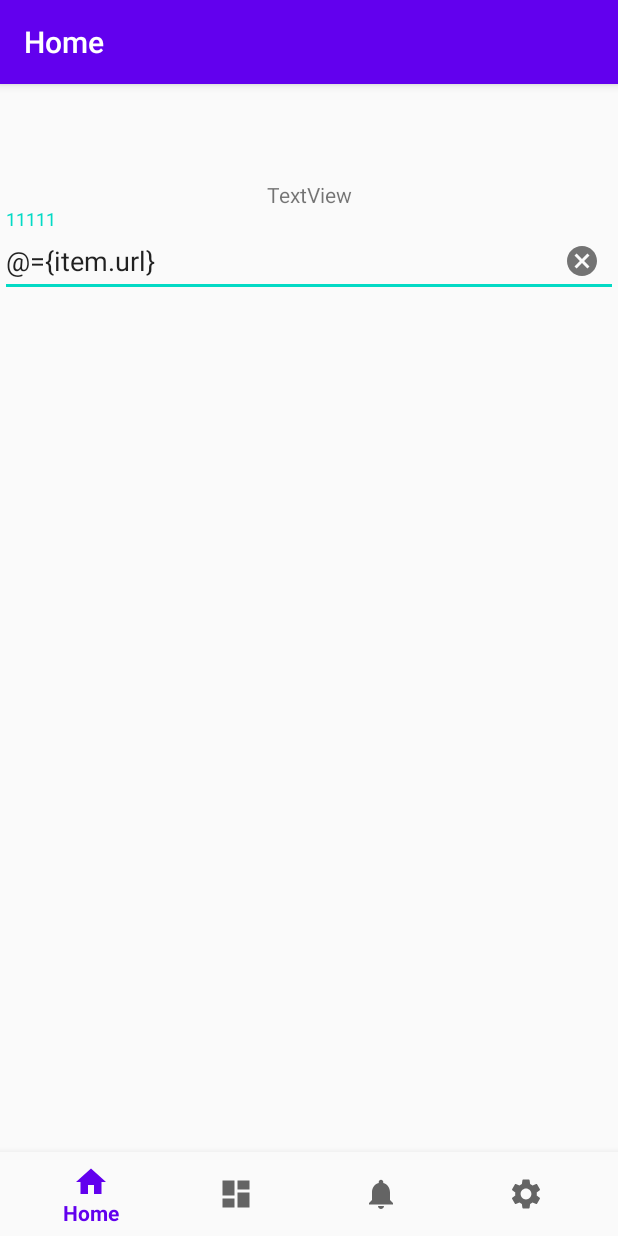
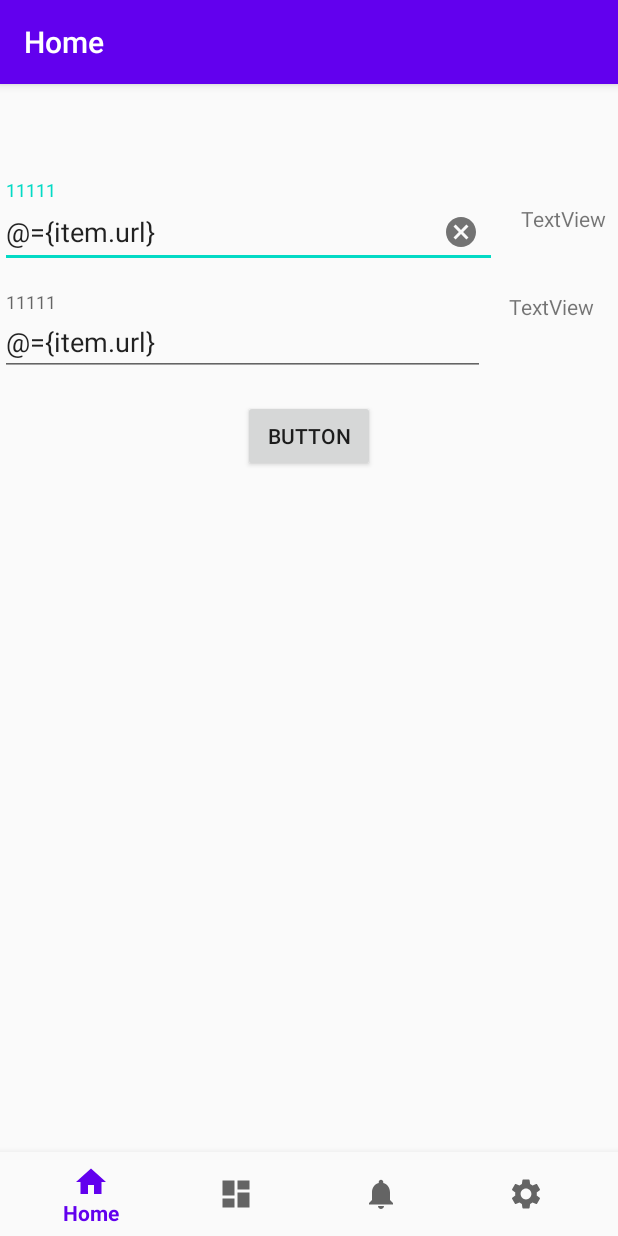
Before and after one commit to Diy2210/EasyFuelCalc, an Android app: the screen it shows after launch (MenuActivity), on a phone screen of 412 x 824 dp. Run offline under Robolectric (Android 15) with nearby library versions, the phone set to English and light mode, and no system bars; our stand-ins replace navigation-ui; 3 statements that could not run were skipped.

Commit message:
add helper fuel calc class; add ui from average fuel fragment;

```diff
--- a/app/build.gradle
+++ b/app/build.gradle
@@ -1,6 +1,7 @@
 apply plugin: 'com.android.application'
 apply plugin: 'kotlin-android'
 apply plugin: 'kotlin-android-extensions'
+apply plugin: 'kotlin-kapt'
 
 android {
     compileSdkVersion 30
@@ -29,6 +30,9 @@ android {
     kotlinOptions {
         jvmTarget = '1.8'
     }
+    buildFeatures {
+        dataBinding true
+    }
 }
 
 dependencies {
--- /dev/null
+++ b/app/src/main/java/net/multipul/easyfuelcalc/FuelCalcHelper.kt
@@ -0,0 +1,27 @@
+package net.multipul.easyfuelcalc
+
+import kotlin.properties.Delegates
+
+class FuelCalcHelper {
+
+    var resFuel by Delegates.notNull<Int>()
+    var resCostTravel by Delegates.notNull<Int>()
+    var resDistance by Delegates.notNull<Int>()
+    var resCostDistance by Delegates.notNull<Int>()
+
+    fun averageFuel(fuel: Int, distance: Int) {
+        resFuel = fuel * 100 / distance
+    }
+
+    fun costTravel(fuel: Int, distance: Int, average: Int) {
+        resCostTravel = average * 100 / distance
+    }
+
+    fun howMachFuel(average: Int, fuel: Int) {
+        resDistance = fuel / average * 100
+    }
+
+    fun costDistance(average: Int, cost: Int) {
+        resCostDistance = average * cost / 100
+    }
+}
--- a/app/src/main/java/net/multipul/easyfuelcalc/ui/home/HomeFragment.kt
+++ b/app/src/main/java/net/multipul/easyfuelcalc/ui/home/HomeFragment.kt
@@ -4,15 +4,20 @@ import android.os.Bundle
 import android.view.LayoutInflater
 import android.view.View
 import android.view.ViewGroup
-import android.widget.TextView
 import androidx.fragment.app.Fragment
-import androidx.lifecycle.Observer
 import androidx.lifecycle.ViewModelProviders
+import kotlinx.android.synthetic.main.fragment_home.*
+import net.multipul.easyfuelcalc.FuelCalcHelper
 import net.multipul.easyfuelcalc.R
+import kotlin.properties.Delegates
 
 class HomeFragment : Fragment() {
 
     private lateinit var homeViewModel: HomeViewModel
+    private lateinit var fuelCalcHelper: FuelCalcHelper
+
+    private var fuel by Delegates.notNull<Int>()
+    private var distance by Delegates.notNull<Int>()
 
     override fun onCreateView(
         inflater: LayoutInflater,
@@ -25,6 +30,14 @@ class HomeFragment : Fragment() {
 //        homeViewModel.text.observe(viewLifecycleOwner, Observer {
 //            textView.text = it
 //        })
+
+        fuel = valueFuelType.text
+        distance = valueDistanceType.text
+
+        button.setOnClickListener{
+            fuelCalcHelper.averageFuel(fuel, distance)
+            resTV.setText(fuelCalcHelper.resFuel)
+        }
         return root
     }
 }
--- a/app/src/main/res/layout/fragment_home.xml
+++ b/app/src/main/res/layout/fragment_home.xml
@@ -8,38 +8,107 @@
 
     <androidx.constraintlayout.widget.ConstraintLayout
         android:layout_width="match_parent"
-        android:layout_height="match_parent"
+        android:layout_height="0dp"
+        app:layout_constraintBottom_toBottomOf="parent"
         app:layout_constraintEnd_toEndOf="parent"
         app:layout_constraintStart_toStartOf="parent"
         app:layout_constraintTop_toTopOf="parent">
 
-        <TextView
-            android:id="@+id/textView"
-            android:layout_width="wrap_content"
+        <com.google.android.material.textfield.TextInputLayout
+            android:id="@+id/textInputLayout"
+            android:layout_width="0dp"
             android:layout_height="wrap_content"
             android:layout_marginTop="8dp"
-            android:text="TextView"
-            app:layout_constraintEnd_toEndOf="parent"
-            app:layout_constraintStart_toStartOf="parent"
-            app:layout_constraintTop_toTopOf="parent" />
-
-        <com.google.android.material.textfield.TextInputLayout
-            android:layout_width="match_parent"
-            android:layout_height="wrap_content"
+            android:layout_marginEnd="16dp"
             android:hint="11111"
             app:endIconMode="clear_text"
-            app:layout_constraintEnd_toEndOf="parent"
+            app:layout_constraintEnd_toStartOf="@+id/fuelTypeTV"
             app:layout_constraintStart_toStartOf="parent"
-            app:layout_constraintTop_toBottomOf="@+id/textView">
+            app:layout_constraintTop_toTop="parent"
+            app:layout_constraintTop_toTopOf="parent">
 
             <com.google.android.material.textfield.TextInputEditText
-                android:id="@+id/value"
+                android:id="@+id/valueFuelType"
                 android:layout_width="match_parent"
                 android:layout_height="wrap_content"
                 android:inputType="textUri"
                 android:singleLine="true"
-                android:text="@={item.url}" />
+                android:text="@={item.url}"
+                tools:layout_editor_absoluteY="45dp" />
+
         </com.google.android.material.textfield.TextInputLayout>
+
+        <TextView
+            android:id="@+id/fuelTypeTV"
+            android:layout_width="wrap_content"
+            android:layout_height="wrap_content"
+            android:layout_marginTop="8dp"
+            android:layout_marginEnd="8dp"
+            android:layout_marginBottom="8dp"
+            android:text="TextView"
+            app:layout_constraintBottom_toBottomOf="@+id/textInputLayout"
+            app:layout_constraintEnd_toEndOf="parent"
+            app:layout_constraintTop_toTopOf="parent" />
+
+        <com.google.android.material.textfield.TextInputLayout
+            android:id="@+id/textInputLayout2"
+            android:layout_width="0dp"
+            android:layout_height="wrap_content"
+            android:layout_marginTop="16dp"
+            android:layout_marginEnd="16dp"
+            android:hint="11111"
+            app:endIconMode="clear_text"
+            app:layout_constraintEnd_toStartOf="@+id/distanceTypeTV"
+            app:layout_constraintStart_toStartOf="parent"
+            app:layout_constraintTop_toBottomOf="@+id/textInputLayout"
+            app:layout_constraintTop_toTop="parent">
+
+            <com.google.android.material.textfield.TextInputEditText
+                android:id="@+id/valueDistanceType"
+                android:layout_width="match_parent"
+                android:layout_height="wrap_content"
+                android:inputType="textUri"
+                android:singleLine="true"
+                android:text="@={item.url}"
+                tools:layout_editor_absoluteY="45dp" />
+
+        </com.google.android.material.textfield.TextInputLayout>
+
+        <TextView
+            android:id="@+id/distanceTypeTV"
+            android:layout_width="wrap_content"
+            android:layout_height="wrap_content"
+            android:layout_marginTop="16dp"
+            android:layout_marginEnd="16dp"
+            android:layout_marginBottom="16dp"
+            android:text="TextView"
+            app:layout_constraintBottom_toBottomOf="@+id/textInputLayout2"
+            app:layout_constraintEnd_toEndOf="parent"
+            app:layout_constraintTop_toBottomOf="@+id/textInputLayout"
+            app:layout_constraintVertical_bias="0.0" />
+
+        <TextView
+            android:id="@+id/resTV"
+            android:layout_width="wrap_content"
+            android:layout_height="wrap_content"
+            android:layout_marginStart="8dp"
+            android:layout_marginEnd="8dp"
+            android:layout_marginBottom="16dp"
+            android:text="TextView"
+            app:layout_constraintBottom_toBottomOf="parent"
+            app:layout_constraintEnd_toEndOf="parent"
+            app:layout_constraintStart_toStartOf="parent" />
+
+        <Button
+            android:id="@+id/button"
+            android:layout_width="wrap_content"
+            android:layout_height="wrap_content"
+            android:layout_marginTop="16dp"
+            android:text="Button"
+            app:layout_constraintEnd_toEndOf="parent"
+            app:layout_constraintStart_toStartOf="parent"
+            app:layout_constraintTop_toBottomOf="@+id/textInputLayout2" />
+
 
     </androidx.constraintlayout.widget.ConstraintLayout>
 </androidx.constraintlayout.widget.ConstraintLayout>
--- a/build.gradle
+++ b/build.gradle
@@ -1,6 +1,6 @@
 // Top-level build file where you can add configuration options common to all sub-projects/modules.
 buildscript {
-    ext.kotlin_version = "1.3.72"
+    ext.kotlin_version = "1.4.0"
     repositories {
         google()
         jcenter()
```
